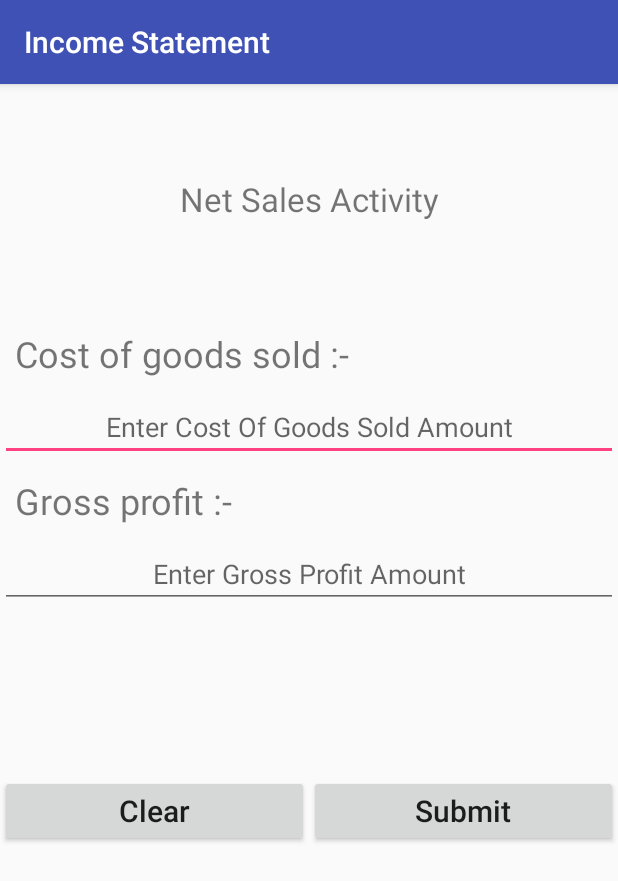
After one commit to sagorgit85/IncomeStatement, an Android app: the NetSalesActivity screen opened directly, with no data from a screen before it, on a phone screen of 412 x 824 dp. The commit adds this screen. Shown: the top 881 px of the screen. Run offline under Robolectric (Android 15) with nearby library versions, the light colour scheme and no system bars.

Commit message:
modified design and action created

```diff
--- a/app/build.gradle
+++ b/app/build.gradle
@@ -22,6 +22,7 @@ dependencies {
     implementation fileTree(dir: 'libs', include: ['*.jar'])
     implementation 'com.android.support:appcompat-v7:28.0.0-alpha1'
     implementation 'com.android.support:cardview-v7:28.0.0-alpha1'
+    implementation 'com.android.support.constraint:constraint-layout:1.1.2'
     testImplementation 'junit:junit:4.12'
     androidTestImplementation 'com.android.support.test:runner:1.0.2'
     androidTestImplementation 'com.android.support.test.espresso:espresso-core:3.0.2'
--- a/app/src/main/AndroidManifest.xml
+++ b/app/src/main/AndroidManifest.xml
@@ -16,6 +16,11 @@
                 <category android:name="android.intent.category.LAUNCHER" />
             </intent-filter>
         </activity>
+        <activity android:name=".NetSalesActivity" />
+        <activity android:name=".GrossProfitActivity" />
+        <activity android:name=".CostOfGoodsSoldActivity" />
+        <activity android:name=".OperatingExpensesActivity" />
+        <activity android:name=".NetIncomeActivity"></activity>
     </application>
 
 </manifest>
--- /dev/null
+++ b/app/src/main/java/com/project/sagor/incomestatement/NetSalesActivity.java
@@ -0,0 +1,13 @@
+package com.project.sagor.incomestatement;
+
+import android.support.v7.app.AppCompatActivity;
+import android.os.Bundle;
+
+public class NetSalesActivity extends AppCompatActivity {
+
+    @Override
+    protected void onCreate(Bundle savedInstanceState) {
+        super.onCreate(savedInstanceState);
+        setContentView(R.layout.activity_net_sales);
+    }
+}
--- /dev/null
+++ b/app/src/main/res/layout/activity_net_sales.xml
@@ -0,0 +1,88 @@
+<?xml version="1.0" encoding="utf-8"?>
+<LinearLayout xmlns:android="http://schemas.android.com/apk/res/android"
+    xmlns:app="http://schemas.android.com/apk/res-auto"
+    xmlns:tools="http://schemas.android.com/tools"
+    android:layout_width="match_parent"
+    android:layout_height="match_parent"
+    android:orientation="vertical"
+    tools:context=".NetSalesActivity">
+
+    <LinearLayout
+        android:gravity="center"
+        android:orientation="horizontal"
+        android:layout_width="match_parent"
+        android:layout_height="0dp"
+        android:layout_weight="1">
+
+        <TextView
+            android:gravity="center"
+            android:text="Net Sales Activity"
+            android:textSize="22dp"
+            android:layout_width="match_parent"
+            android:layout_height="wrap_content" />
+
+    </LinearLayout>
+
+    <LinearLayout
+        android:orientation="vertical"
+        android:layout_width="match_parent"
+        android:layout_height="0dp"
+        android:layout_weight="2">
+
+        <TextView
+            android:text="Cost of goods sold :- "
+            android:textSize="24dp"
+            android:layout_margin="10dp"
+            android:layout_width="match_parent"
+            android:layout_height="wrap_content" />
+
+        <EditText
+            android:id="@+id/costOfGoodsSoldET"
+            android:hint="Enter Cost Of Goods Sold Amount"
+            android:gravity="center"
+            android:layout_width="match_parent"
+            android:layout_height="wrap_content" />
+
+        <TextView
+            android:text="Gross profit :- "
+            android:textSize="24dp"
+            android:layout_margin="10dp"
+            android:layout_width="match_parent"
+            android:layout_height="wrap_content" />
+
+        <EditText
+            android:id="@+id/grossProfitET"
+            android:hint="Enter Gross Profit Amount"
+            android:gravity="center"
+            android:layout_width="match_parent"
+            android:layout_height="wrap_content" />
+
+    </LinearLayout>
+
+    <LinearLayout
+        android:orientation="horizontal"
+        android:layout_width="match_parent"
+        android:layout_height="0dp"
+        android:layout_weight="2">
+
+        <Button
+            android:id="@+id/clearBtn"
+            android:text="Clear"
+            android:textAllCaps="false"
+            android:textSize="20dp"
+            android:layout_width="0dp"
+            android:layout_weight="1"
+            android:layout_height="wrap_content" />
+
+        <Button
+            android:id="@+id/submitBtn"
+            android:text="Submit"
+            android:textAllCaps="false"
+            android:textSize="20dp"
+            android:layout_width="0dp"
+            android:layout_weight="1"
+            android:layout_height="wrap_content" />
+
+    </LinearLayout>
+
+</LinearLayout>
```
Also changed, not shown: app/src/main/java/com/project/sagor/incomestatement/CostOfGoodsSoldActivity.java (added, +13 -0 lines), app/src/main/java/com/project/sagor/incomestatement/GrossProfitActivity.java (added, +13 -0 lines), app/src/main/java/com/project/sagor/incomestatement/MainActivity.java (+51 -1 lines), app/src/main/java/com/project/sagor/incomestatement/NetIncomeActivity.java (added, +13 -0 lines), app/src/main/java/com/project/sagor/incomestatement/OperatingExpensesActivity.java (added, +13 -0 lines), app/src/main/res/layout/activity_cost_of_goods_sold.xml (added, +88 -0 lines), app/src/main/res/layout/activity_gross_profit.xml (added, +88 -0 lines), app/src/main/res/layout/activity_net_income.xml (added, +88 -0 lines), app/src/main/res/layout/activity_operating_expenses.xml (added, +88 -0 lines).
